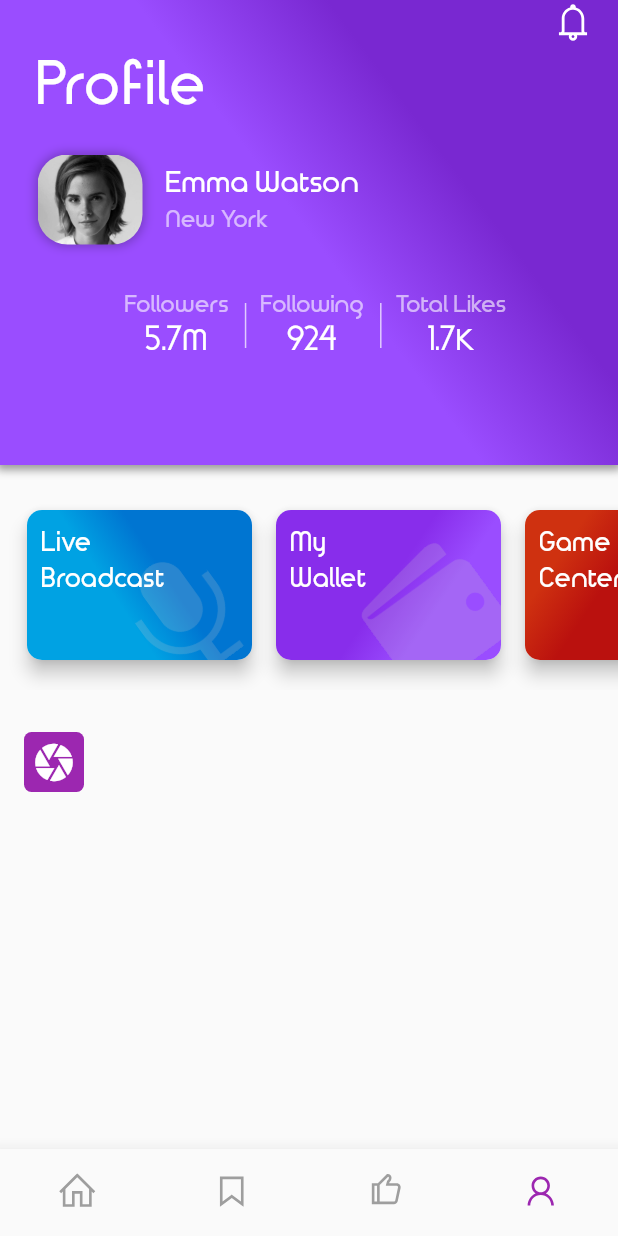
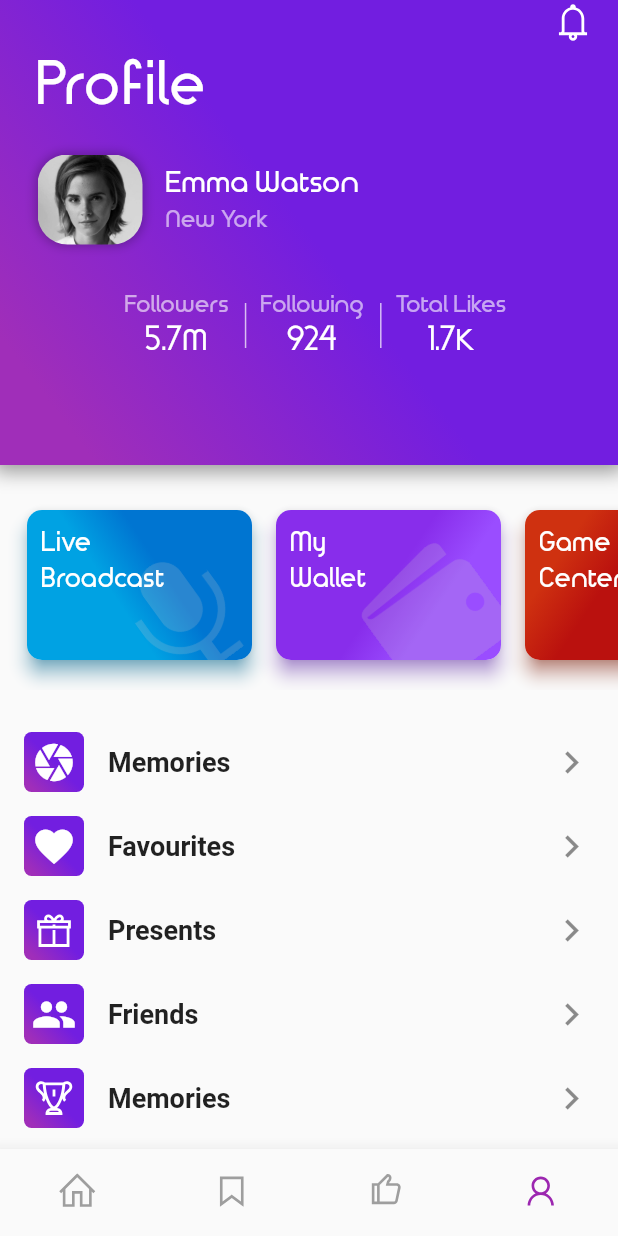
Before and after one commit to aman1210/FlutterUIChallenge, a Flutter app: the screen it shows after launch, on a phone screen of 412 x 824 dp. Run offline on Flutter 3.47's test engine with Material 2 defaults, Android fonts, the phone set to English and light mode, and no system bars; our stand-ins replace line_awesome_icons.

Commit message:
Final Changes

```diff
--- a/Profile/lib/header/profileHeader.dart
+++ b/Profile/lib/header/profileHeader.dart
@@ -16,8 +16,11 @@ class ProfileHeader extends StatelessWidget {
         gradient: LinearGradient(
           begin: Alignment.topRight,
           end: Alignment.bottomLeft,
-          colors: [const Color(0xFF7928D1), const Color(0xFF9A4DFF)],
-          stops: [0.3, 0.5],
+          colors: [
+            const Color.fromRGBO(114, 30, 224, 1),
+            const Color.fromRGBO(160, 46, 185, 1),
+          ],
+          stops: [0.5, 0.9],
         ),
       ),
     );
@@ -35,8 +38,8 @@ class ProfileHeader extends StatelessWidget {
         boxShadow: [
           BoxShadow(
             offset: Offset(0, 1),
-            blurRadius: 4,
-            spreadRadius: 2,
+            blurRadius: 10,
+            spreadRadius: 4,
             color: Colors.black38,
           )
         ],
--- a/Profile/lib/main.dart
+++ b/Profile/lib/main.dart
@@ -27,7 +27,11 @@ class MyHomePage extends StatelessWidget {
     return Scaffold(
       body: Column(
         mainAxisSize: MainAxisSize.max,
-        children: [ProfileHeader(), QuickACtions(), Options()],
+        children: [
+          ProfileHeader(),
+          QuickACtions(),
+          Options(),
+        ],
       ),
       bottomNavigationBar: BottomNavigationBar(
         items: [
--- a/Profile/lib/options.dart
+++ b/Profile/lib/options.dart
@@ -1,4 +1,5 @@
 import 'package:flutter/material.dart';
+import 'package:line_awesome_icons/line_awesome_icons.dart';
 
 class Options extends StatelessWidget {
   @override
@@ -6,20 +7,54 @@ class Options extends StatelessWidget {
     return Expanded(
       child: Column(
         children: [
-          ListTile(
+          buildListTile(context, Icons.camera, 'Memories'),
+          buildListTile(context, Icons.favorite, 'Favourites'),
+          buildListTile(context, LineAwesomeIcons.gift, 'Presents'),
+          buildListTile(context, Icons.group, 'Friends'),
+          buildListTile(context, LineAwesomeIcons.trophy, 'Memories'),
+        ],
+      ),
+    );
+  }
+
+  ListTile buildListTile(
+    BuildContext context,
+    IconData icon,
+    String name,
+  ) {
+    return ListTile(
+      onTap: () {},
       leading: Container(
         height: 40,
         width: 40,
         decoration: BoxDecoration(
-                    color: Theme.of(context).primaryColor,
+            gradient: LinearGradient(
+              begin: Alignment.topRight,
+              end: Alignment.bottomLeft,
+              colors: [
+                const Color.fromRGBO(114, 30, 224, 1),
+                const Color.fromRGBO(160, 46, 185, 1),
+              ],
+              stops: [0.5, 0.9],
+            ),
             borderRadius: BorderRadius.circular(5)),
         child: Icon(
-                  Icons.camera,
+          icon,
           color: Colors.white,
           size: 30,
-                )),
-          )
-        ],
+        ),
+      ),
+      title: Text(
+        '$name',
+        style: TextStyle(
+          fontFamily: 'LineAwesome',
+          fontWeight: FontWeight.bold,
+          fontSize: 18,
+        ),
+      ),
+      trailing: Icon(
+        Icons.chevron_right,
+        size: 30,
       ),
     );
   }
--- a/Profile/lib/quickActions.dart
+++ b/Profile/lib/quickActions.dart
@@ -68,6 +68,7 @@ class QuickACtions extends StatelessWidget {
   Card buildCard({LinearGradient gradient, String image, String name}) {
     return Card(
       elevation: 5,
+      shadowColor: gradient.colors[1],
       margin: const EdgeInsets.symmetric(horizontal: 8),
       shape: RoundedRectangleBorder(borderRadius: BorderRadius.circular(10)),
       child: GestureDetector(
```
Also changed, not shown: 2 other files. Lines whose indentation alone changed are shown as unchanged.
